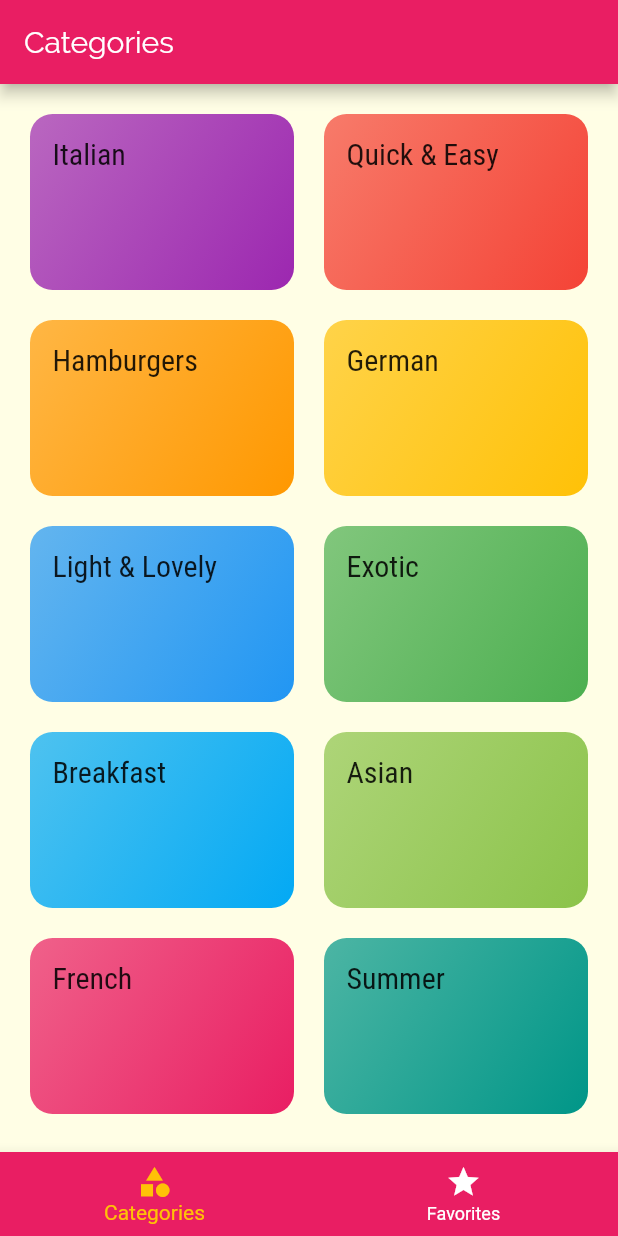
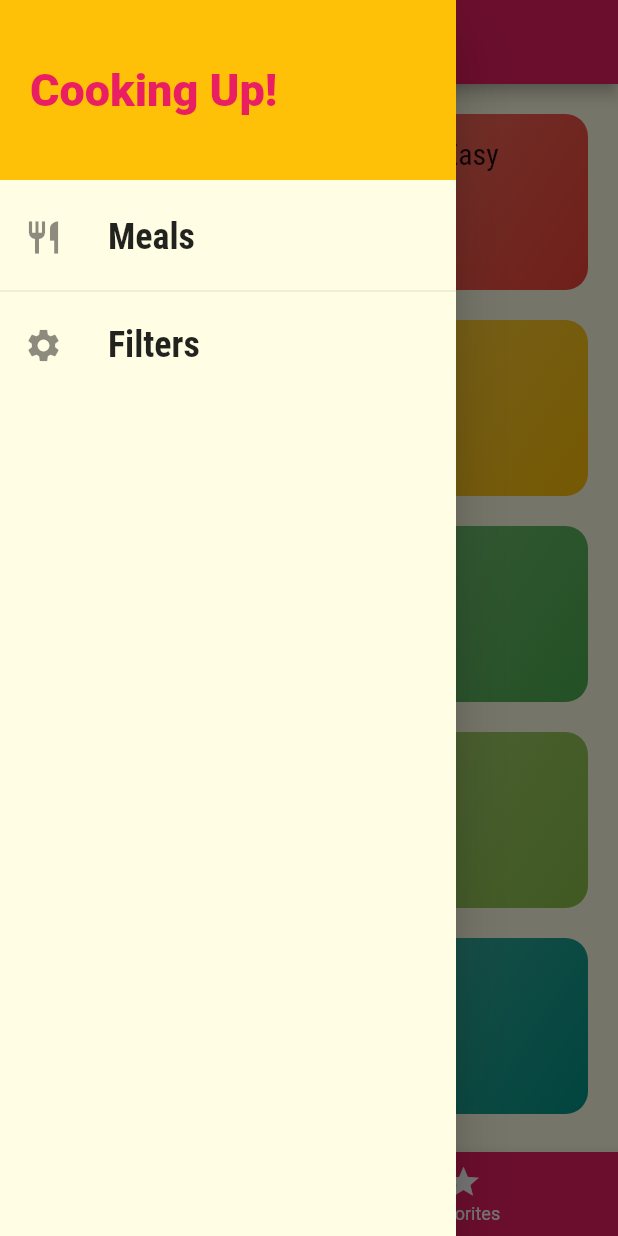
Before and after one commit to carlosalvarezm17/deli_meals, a Flutter app: the screen it shows after launch, with the side drawer open (before the commit the screen has no drawer), on a phone screen of 412 x 824 dp. Run offline on Flutter 3.47's test engine with Material 2 defaults, Android fonts, the phone set to English and light mode, and no system bars.

Commit message:
Adding a Custom Drawer

```diff
--- a/lib/screens/tabs_screen.dart
+++ b/lib/screens/tabs_screen.dart
@@ -1,3 +1,4 @@
+import 'package:deli_meals/widgets/main_drawer.dart';
 import 'package:flutter/material.dart';
 
 import './favorites_screen.dart';
@@ -33,6 +34,7 @@ class _TabsScreenState extends State<TabsScreen> {
       appBar: AppBar(
         title: Text(_pages[_selectedPageIndex]['title']),
       ),
+      drawer: MainDrawer(),
       body: _pages[_selectedPageIndex]['page'],
       bottomNavigationBar: BottomNavigationBar(
         onTap: _selectPage,
--- /dev/null
+++ b/lib/widgets/main_drawer.dart
@@ -0,0 +1,56 @@
+import 'package:flutter/material.dart';
+
+class MainDrawer extends StatelessWidget {
+  Widget buildListTile(String title, IconData icon) {
+    return ListTile(
+      leading: Icon(
+        icon,
+        size: 26,
+      ),
+      title: Text(
+        title,
+        style: TextStyle(
+          fontFamily: 'RobotoCondensed',
+          fontSize: 24,
+          fontWeight: FontWeight.bold,
+        ),
+      ),
+      onTap: () {},
+    );
+  }
+
+  @override
+  Widget build(BuildContext context) {
+    return Drawer(
+      child: Column(
+        children: <Widget>[
+          Container(
+            height: 120,
+            width: double.infinity,
+            padding: EdgeInsets.all(20),
+            alignment: Alignment.centerLeft,
+            color: Theme.of(context).accentColor,
+            child: Text(
+              'Cooking Up!',
+              style: TextStyle(
+                fontWeight: FontWeight.w900,
+                fontSize: 30,
+                color: Theme.of(context).primaryColor,
+              ),
+            ),
+          ),
+          SizedBox(height: 10),
+          buildListTile(
+            'Meals',
+            Icons.restaurant,
+          ),
+          Divider(),
+          buildListTile(
+            'Filters',
+            Icons.settings,
+          ),
+        ],
+      ),
+    );
+  }
+}
```
